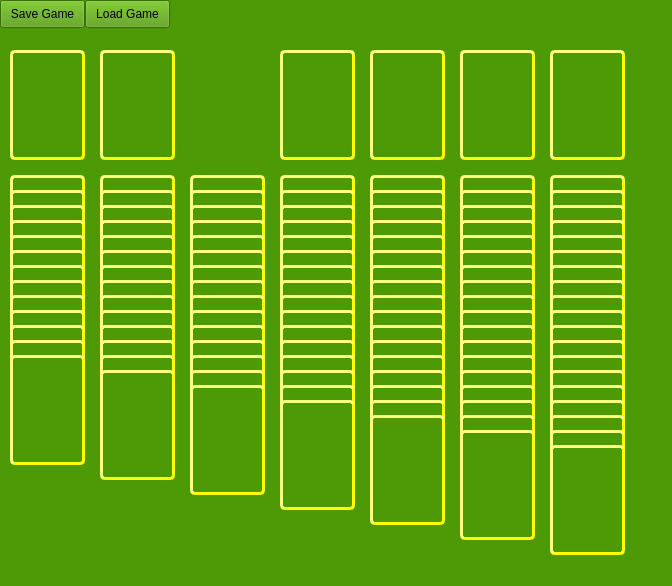
Qt form gui/solitaire.ui (davidbolvansky/ICP-Solitaire) before a commit.
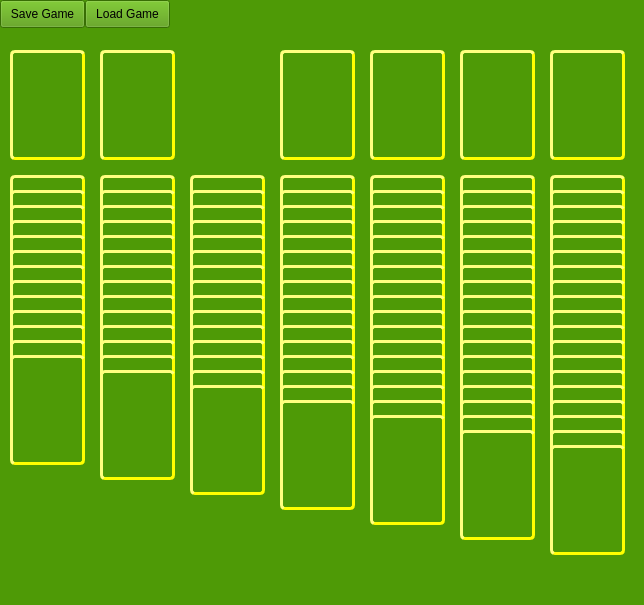
The same form after that commit.

What changed in the file:
```diff
--- a/gui/solitaire.ui
+++ b/gui/solitaire.ui
@@ -6,8 +6,8 @@
    <rect>
     <x>0</x>
     <y>0</y>
-    <width>672</width>
-    <height>586</height>
+    <width>644</width>
+    <height>605</height>
    </rect>
   </property>
   <property name="windowTitle">
@@ -229,8 +229,8 @@
      <rect>
       <x>10</x>
       <y>175</y>
-      <width>621</width>
-      <height>391</height>
+      <width>620</width>
+      <height>381</height>
      </rect>
     </property>
     <property name="styleSheet">
```
Left out of the diff: 59 changed lines with no effect on the pictures.
